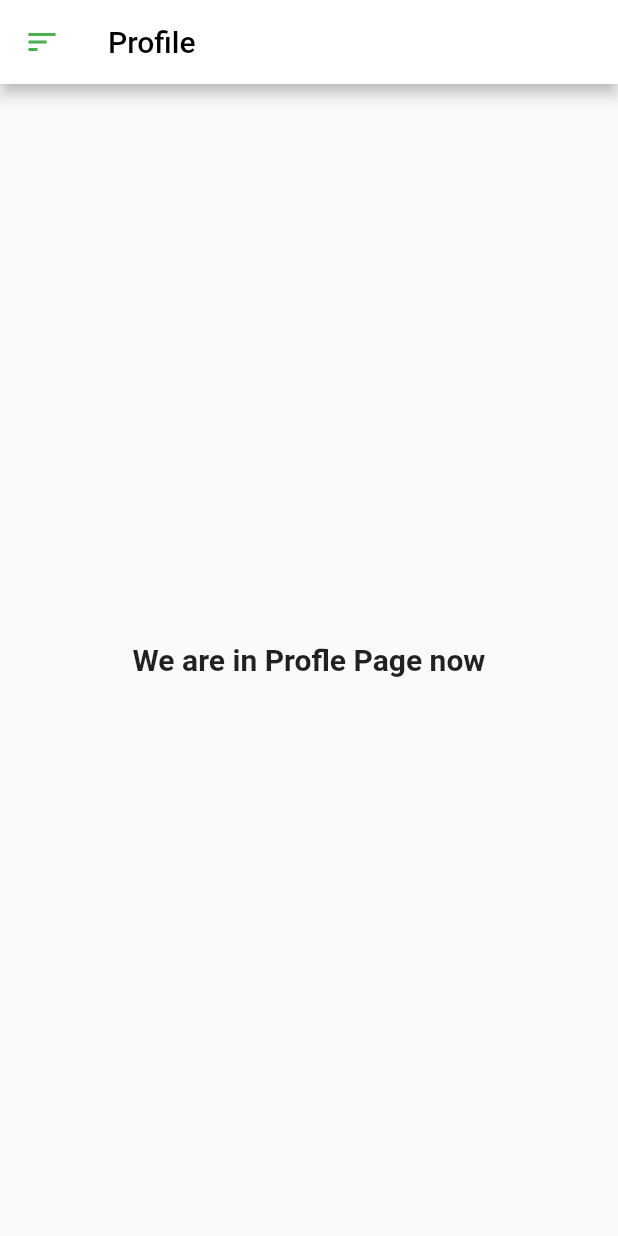
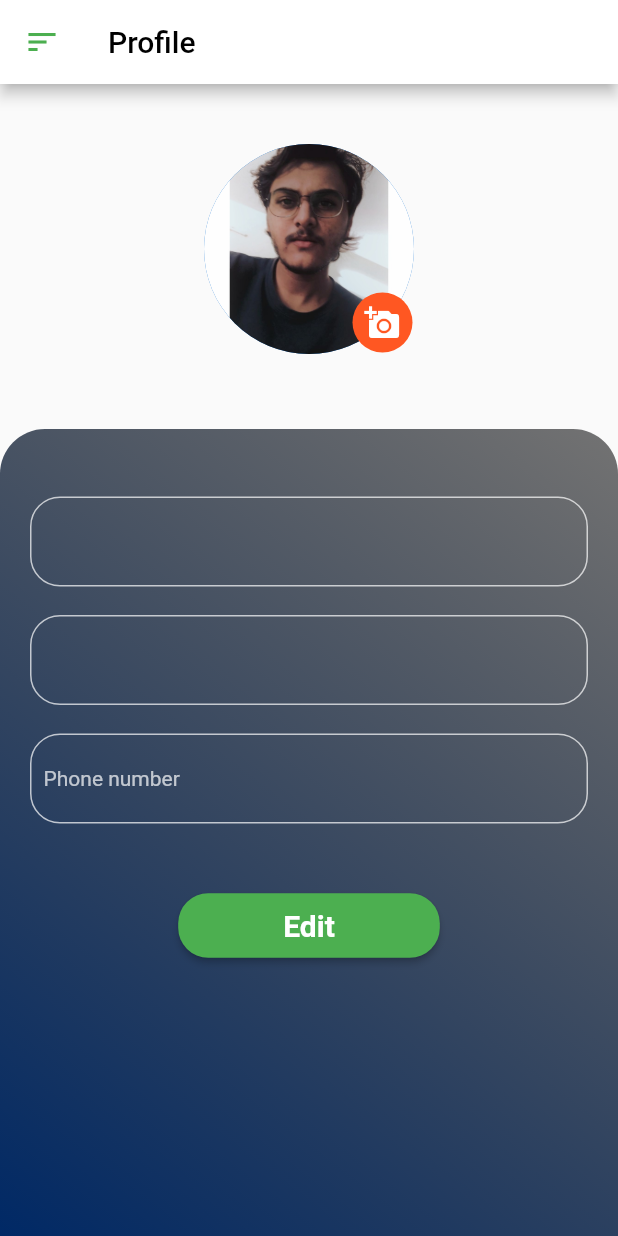
Before and after one commit to Rajbhavani007/KrushiMitra, a Flutter app: the ProfilePage screen opened directly, on a phone screen of 412 x 824 dp. Run offline on Flutter 3.47's test engine with Material 2 defaults, Android fonts, the phone set to English and light mode, and no system bars; our stand-ins replace convex_bottom_bar, firebase_auth, firebase_core, firebase_database, firebase_storage, flutter_signin_button and 3 more; accounts and stored records are empty.

Commit message:
added profile picture section

```diff
--- a/krushi/lib/Profilepage.dart
+++ b/krushi/lib/Profilepage.dart
@@ -1,32 +1,151 @@
 // import 'package:animated_text_kit/animated_text_kit.dart';
+import 'package:firebase_auth/firebase_auth.dart';
 import "package:flutter/material.dart";
 import "main_drawer.dart";
 
 class ProfilePage extends StatelessWidget {
   @override
+  final FirebaseAuth _auth = FirebaseAuth.instance;
   Widget build(BuildContext context) {
     return Scaffold(
       appBar: AppBar(
-        title: Text("Profile",style: TextStyle(color: Colors.black),),
+        title: Text(
+          "Profile",
+          style: TextStyle(color: Colors.black),
+        ),
         backgroundColor: Colors.white,
-          leading: IconButton(
+        leading: IconButton(
           icon: Icon(Icons.sort),
-           color: Colors.green,
+          color: Colors.green,
           onPressed: () => Scaffold.of(context).openDrawer(),
         ),
       ),
-       drawer: MainDrawer(),
-      body: Center(
-        child: Text(
-          "We are in Profle Page now",
-          style: TextStyle(
-            fontWeight: FontWeight.bold,
-            fontSize: 20,
-            color: Colors.black87
+      drawer: MainDrawer(),
+      body: Column(
+        children: <Widget>[
+          Padding(
+            padding: const EdgeInsets.fromLTRB(0, 40, 0, 50),
+            child: Stack(
+              children: <Widget>[
+                CircleAvatar(
+                  radius: 70,
+                  child: ClipOval(
+                    child: Image.asset(
+                      'images/raj.jpg',
+                      height: 150,
+                      width: 150,
+                      fit: BoxFit.cover,
+                    ),
+                  ),
+                ),
+                Positioned(
+                    bottom: 1,
+                    right: 1,
+                    child: Container(
+                      height: 40,
+                      width: 40,
+                      child: Icon(
+                        Icons.add_a_photo,
+                        color: Colors.white,
+                      ),
+                      decoration: BoxDecoration(
+                          color: Colors.deepOrange,
+                          borderRadius: BorderRadius.all(Radius.circular(20))),
+                    ))
+              ],
+            ),
           ),
-        ),
-
-
+          Expanded(
+              child: Container(
+            decoration: BoxDecoration(
+                borderRadius: BorderRadius.only(
+                    topLeft: Radius.circular(30),
+                    topRight: Radius.circular(30)),
+                gradient: LinearGradient(
+                    begin: Alignment.topRight,
+                    end: Alignment.bottomLeft,
+                    colors: [Colors.black54, Color.fromRGBO(0, 41, 102, 1)])),
+            child: Column(
+              children: <Widget>[
+                SizedBox(height: 20.0),
+                Padding(
+                  padding: const EdgeInsets.fromLTRB(20, 25, 20, 4),
+                  child: Container(
+                    height: 60,
+                    child: Align(
+                      alignment: Alignment.centerLeft,
+                      child: Padding(
+                        padding: const EdgeInsets.all(8.0),
+                        child: Text(
+                          _auth.currentUser.displayName,
+                          style: TextStyle(color: Colors.white70),
+                        ),
+                      ),
+                    ),
+                    decoration: BoxDecoration(
+                        borderRadius: BorderRadius.all(Radius.circular(20)),
+                        border: Border.all(width: 1.0, color: Colors.white70)),
+                  ),
+                ),
+                SizedBox(height: 10.0),
+                Padding(
+                  padding: const EdgeInsets.fromLTRB(20, 5, 20, 4),
+                  child: Container(
+                    height: 60,
+                    child: Align(
+                      alignment: Alignment.centerLeft,
+                      child: Padding(
+                        padding: const EdgeInsets.all(8.0),
+                        child: Text(
+                          _auth.currentUser.email,
+                          style: TextStyle(color: Colors.white70),
+                        ),
+                      ),
+                    ),
+                    decoration: BoxDecoration(
+                        borderRadius: BorderRadius.all(Radius.circular(20)),
+                        border: Border.all(width: 1.0, color: Colors.white70)),
+                  ),
+                ),
+                SizedBox(height: 10.0),
+                Padding(
+                  padding: const EdgeInsets.fromLTRB(20, 5, 20, 4),
+                  child: Container(
+                    height: 60,
+                    child: Align(
+                      alignment: Alignment.centerLeft,
+                      child: Padding(
+                        padding: const EdgeInsets.all(8.0),
+                        child: Text(
+                          'Phone number',
+                          style: TextStyle(color: Colors.white70),
+                        ),
+                      ),
+                    ),
+                    decoration: BoxDecoration(
+                        borderRadius: BorderRadius.all(Radius.circular(20)),
+                        border: Border.all(width: 1.0, color: Colors.white70)),
+                  ),
+                ),
+                SizedBox(height: 40.0),
+                RaisedButton(
+                  padding: EdgeInsets.fromLTRB(70, 10, 70, 10),
+                  onPressed: () {},
+                  child: Text('Edit',
+                      style: TextStyle(
+                        color: Colors.white,
+                        fontSize: 20.0,
+                        fontWeight: FontWeight.bold,
+                      )),
+                  color: Colors.green,
+                  shape: RoundedRectangleBorder(
+                    borderRadius: BorderRadius.circular(20.0),
+                  ),
+                ),
+              ],
+            ),
+          ))
+        ],
       ),
     );
   }
--- a/krushi/lib/main_drawer.dart
+++ b/krushi/lib/main_drawer.dart
@@ -21,7 +21,6 @@ class MainDrawer extends StatelessWidget {
           Container(
             width: double.infinity,
             padding: EdgeInsets.all(20),
-
             color: Colors.blueGrey[100],
             child: Center(
               child: Column(
```
